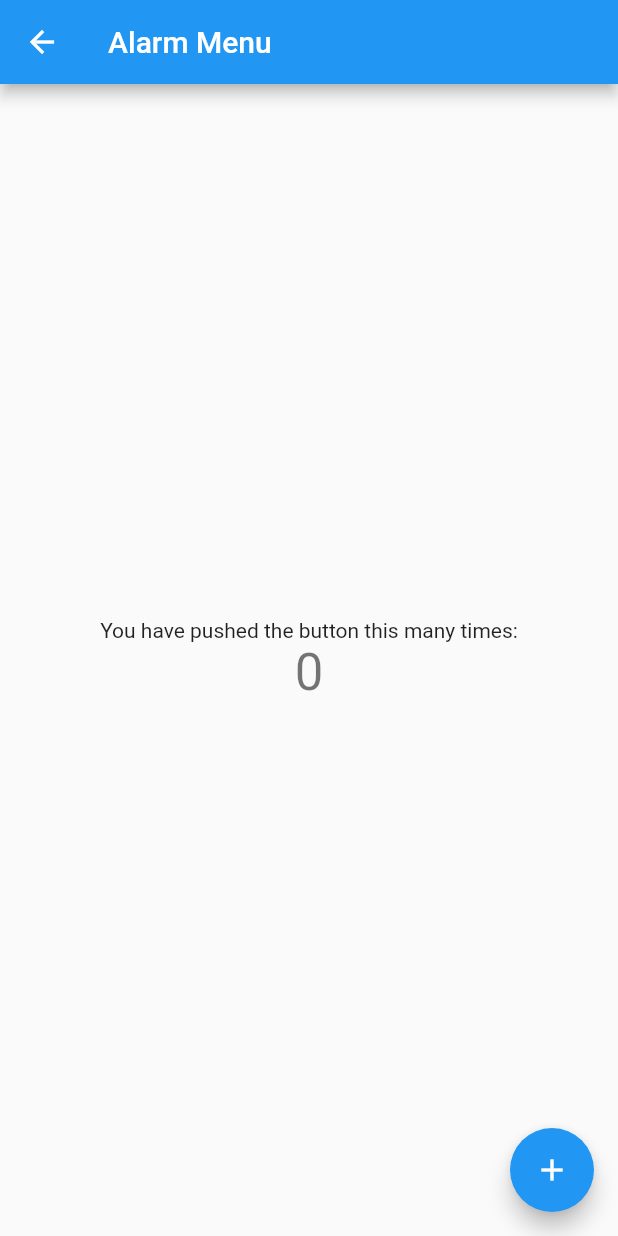
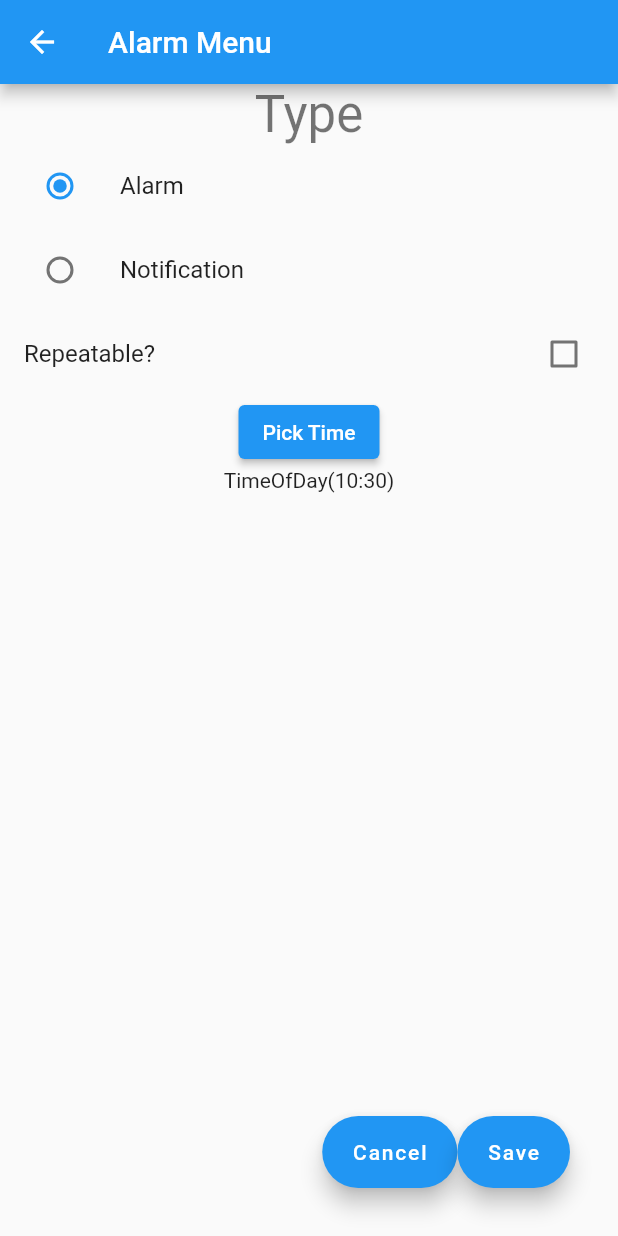
Before and after one commit to DRavenMcCoy/pushur_flutter, a Flutter app: the AddAlarm screen opened by its route, on a phone screen of 412 x 824 dp. Run offline on Flutter 3.47's test engine with Material 2 defaults, Android fonts, the phone set to English and light mode, and no system bars.

Commit message:
Made majority of the Alarm Screen
Just need to implement a date selector

```diff
--- a/lib/Alarm.dart
+++ b/lib/Alarm.dart
@@ -17,23 +17,35 @@ class AddAlarm extends StatefulWidget {
   @override
   State<AddAlarm> createState() => _AddAlarmState();
 }
+enum NotificationType {alarm, notification}
 
 class _AddAlarmState extends State<AddAlarm> {
-  int _counter = 0;
+  NotificationType? _notificationType = NotificationType.alarm;
+  bool isRepeatable = false;
+  bool isSunday = false;
+  bool isMonday = false;
+  bool isTuesday = false;
+  bool isWednesday = false;
+  bool isThursday = false;
+  bool isFriday = false;
+  bool isSaturday = false;
+  TimeOfDay selectedTime = TimeOfDay.now();
 
-  void _incrementCounter() {
-    setState(() {
-      // This call to setState tells the Flutter framework that something has
-      // changed in this State, which causes it to rerun the build method below
-      // so that the display can reflect the updated values. If we changed
-      // _counter without calling setState(), then the build method would not be
-      // called again, and so nothing would appear to happen.
-      _counter++;
-    });
+  Future<void> dayPicker() async {
+    TimeOfDay?  pickedTime = await showTimePicker(
+      context: context,
+      initialTime: selectedTime,
+    );
   }
+
+
+
+
+
 
   @override
   Widget build(BuildContext context) {
+
     // This method is rerun every time setState is called, for instance as done
     // by the _incrementCounter method above.
     //
@@ -47,8 +59,7 @@ class _AddAlarmState extends State<AddAlarm> {
         title: Text(widget.title),
       ),
       body: Center(
-        // Center is a layout widget. It takes a single child and positions it
-        // in the middle of the parent.
+
         child: Column(
           // Column is also a layout widget. It takes a list of children and
           // arranges them vertically. By default, it sizes itself to fit its
@@ -64,23 +75,80 @@ class _AddAlarmState extends State<AddAlarm> {
           // center the children vertically; the main axis here is the vertical
           // axis because Columns are vertical (the cross axis would be
           // horizontal).
-          mainAxisAlignment: MainAxisAlignment.center,
+          mainAxisAlignment: MainAxisAlignment.start,
           children: <Widget>[
-            const Text(
-              'You have pushed the button this many times:',
+
+             Text(
+              'Type',
+              style: Theme.of(context).textTheme.headlineMedium,
             ),
-            Text(
-              '$_counter',
-              style: Theme.of(context).textTheme.headlineMedium,
+            ListTile(
+                title: const Text("Alarm"),
+              leading: Radio<NotificationType>(
+                value: NotificationType.alarm,
+                groupValue: _notificationType,
+                onChanged: (NotificationType? value) {
+                  setState(() {
+                    _notificationType = value;
+                  });
+                },
+              ),
+            ),
+            ListTile(
+              title: const Text("Notification"),
+              leading: Radio<NotificationType>(
+                value: NotificationType.notification,
+                groupValue: _notificationType,
+                onChanged: (NotificationType? value) {
+                  setState(() {
+                    _notificationType = value;
+                  });
+                },
+              ),
+            ),
+        CheckboxListTile(
+          title: const Text("Repeatable?"),
+          checkColor: Colors.white,
+          value: isRepeatable,
+          onChanged: (bool? value) {
+            setState(() {
+              isRepeatable = value!;
+            });
+          },
+         ),
+            ElevatedButton(
+                onPressed: dayPicker , child: const Text("Pick Time")),
+            Text("$selectedTime"),
+          ],
+
+        ),
+      ),
+      floatingActionButtonLocation: FloatingActionButtonLocation.centerDocked,
+      floatingActionButton: Padding(
+        padding: const EdgeInsets.all(32.0),
+        child: Row(
+          mainAxisAlignment: MainAxisAlignment.end,
+
+          children: <Widget>[
+            FloatingActionButton.extended(
+              isExtended: true,
+              onPressed: () {
+                Navigator.pushNamed(context, '/');
+              },
+              tooltip: 'Cancel',
+              label: const Text("Cancel"),
+
+            ),
+            FloatingActionButton.extended(
+              onPressed: () {
+                Navigator.pushNamed(context, '/');
+              },
+              tooltip: 'Save',
+              label: const Text("Save"),
             ),
           ],
         ),
       ),
-      floatingActionButton: FloatingActionButton(
-        onPressed: _incrementCounter,
-        tooltip: 'Increment',
-        child: const Icon(Icons.add),
-      ), // This trailing comma makes auto-formatting nicer for build methods.
     );
   }
 }
```
